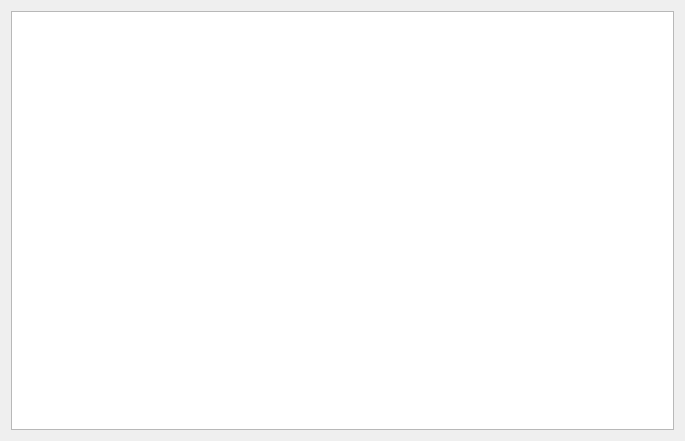
Qt form mainwindow.ui (mt0982/QYTPreview) before a commit.
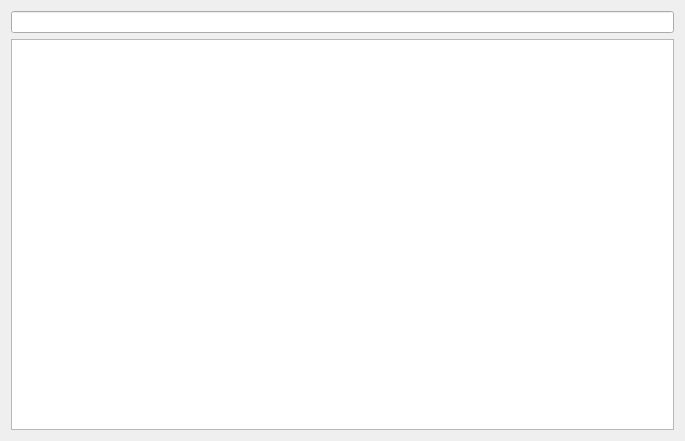
The same form after that commit.

```diff
--- a/mainwindow.ui
+++ b/mainwindow.ui
@@ -18,6 +18,9 @@
     <item row="1" column="0">
      <widget class="QTableWidget" name="table"/>
     </item>
+    <item row="0" column="0">
+     <widget class="QLineEdit" name="lineName"/>
+    </item>
    </layout>
   </widget>
   <widget class="QMenuBar" name="menuBar">
```
